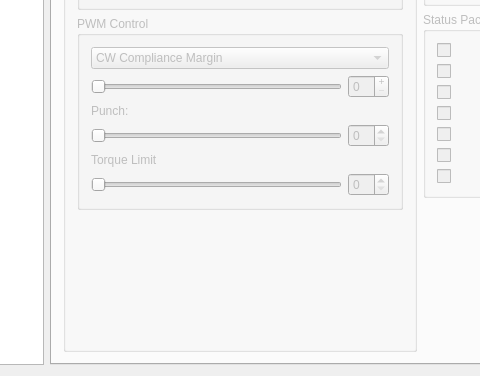
First picture: the form in src/gui/dynamixelmanager.ui, repository admo/DynamixelManager, before the edit; both pictures show x 307 to 787 and y 312 to 688 of the 972 by 688 pixel window.
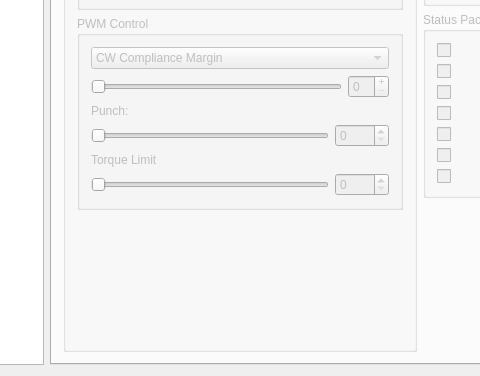
Second picture: the form after the edit.

Commit message: Działające slidery od punch i torque limit

Patch:
```diff
--- a/src/gui/dynamixelmanager.ui
+++ b/src/gui/dynamixelmanager.ui
@@ -2,6 +2,9 @@
 <ui version="4.0">
  <class>DynamixelManager</class>
  <widget class="QMainWindow" name="DynamixelManager">
+  <property name="enabled">
+   <bool>true</bool>
+  </property>
   <property name="geometry">
    <rect>
     <x>0</x>
@@ -14,6 +17,9 @@
    <string>DynamixelManager</string>
   </property>
   <widget class="QWidget" name="centralWidget">
+   <property name="enabled">
+    <bool>true</bool>
+   </property>
    <layout class="QGridLayout" name="gridLayout_8">
     <item row="0" column="0">
      <layout class="QGridLayout" name="gridLayout">
@@ -348,14 +354,21 @@
                     <item>
                      <layout class="QHBoxLayout" name="horizontalLayout_5">
                       <item>
-                       <widget class="QSlider" name="horizontalSlider">
+                       <widget class="QSlider" name="punchHorizontalSlider">
+                        <property name="maximum">
+                         <number>1023</number>
+                        </property>
                         <property name="orientation">
                          <enum>Qt::Horizontal</enum>
                         </property>
                        </widget>
                       </item>
                       <item>
-                       <widget class="QSpinBox" name="spinBox"/>
+                       <widget class="QSpinBox" name="punchSpinBox">
+                        <property name="maximum">
+                         <number>1023</number>
+                        </property>
+                       </widget>
                       </item>
                      </layout>
                     </item>
@@ -369,14 +382,21 @@
                     <item>
                      <layout class="QHBoxLayout" name="horizontalLayout_19">
                       <item>
-                       <widget class="QSlider" name="horizontalSlider_3">
+                       <widget class="QSlider" name="torqueLimitHorizontalSlider">
+                        <property name="maximum">
+                         <number>1023</number>
+                        </property>
                         <property name="orientation">
                          <enum>Qt::Horizontal</enum>
                         </property>
                        </widget>
                       </item>
                       <item>
-                       <widget class="QSpinBox" name="spinBox_3"/>
+                       <widget class="QSpinBox" name="torqueLimitSpinBox">
+                        <property name="maximum">
+                         <number>1023</number>
+                        </property>
+                       </widget>
                       </item>
                      </layout>
                     </item>
```
Left out of the diff: 182 changed lines with no effect on the pictures. The commit also changes 1 other file.
